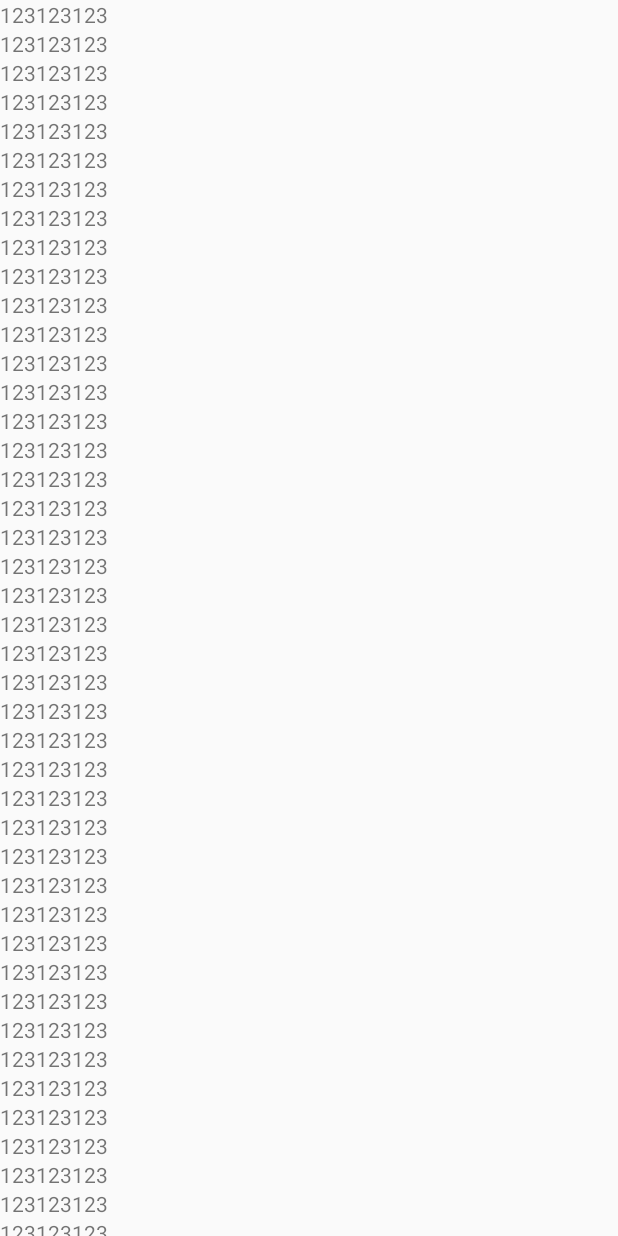
After one commit to babyjava/Xvc, an Android app: the Test screen opened directly, with no data from a screen before it, on a phone screen of 412 x 824 dp. The commit adds this screen. Run offline under Robolectric (Android 15) with nearby library versions, the phone set to English and light mode, and no system bars.

Commit message:
just start

```diff
--- a/Xvc/app/build.gradle
+++ b/Xvc/app/build.gradle
@@ -24,4 +24,5 @@ dependencies {
     testCompile 'junit:junit:4.12'
     compile 'com.android.support:appcompat-v7:23.1.1'
     compile 'com.android.support:design:23.1.1'
+    compile 'com.android.support:support-v4:23.1.1'
 }
--- /dev/null
+++ b/Xvc/app/src/main/java/codelala/xvc/Test.java
@@ -0,0 +1,61 @@
+package codelala.xvc;
+
+
+import android.content.Context;
+import android.os.Bundle;
+import android.support.v4.app.FragmentActivity;
+import android.support.v7.widget.LinearLayoutManager;
+import android.support.v7.widget.RecyclerView;
+import android.view.LayoutInflater;
+import android.view.View;
+import android.view.ViewGroup;
+import android.widget.TextView;
+
+public class Test extends FragmentActivity {
+
+    private String[][] mMusicList;
+
+    @Override
+    protected void onCreate(Bundle savedInstanceState) {
+        super.onCreate(savedInstanceState);
+        setContentView(R.layout.test);
+        RecyclerView t = (RecyclerView) findViewById(R.id.test_recyclerview);
+        t.setLayoutManager(new LinearLayoutManager(this));
+        t.setAdapter(new MyAdapter());
+    }
+
+    private final class MyAdapter extends RecyclerView.Adapter<MyAdapter.MyViewHolder>{
+
+        public class MyViewHolder extends RecyclerView.ViewHolder {
+
+            TextView title, artist, album;
+
+            public MyViewHolder(View itemView) {
+                super(itemView);
+                title = (TextView) itemView.findViewById(R.id.musiclist_title);
+                artist = (TextView) itemView.findViewById(R.id.musiclist_artist);
+                album = (TextView) itemView.findViewById(R.id.musiclist_album);
+            }
+        }
+
+        @Override
+        public MyViewHolder onCreateViewHolder(ViewGroup parent, int viewType) {
+            LayoutInflater l = (LayoutInflater) parent.getContext().getSystemService(Context.LAYOUT_INFLATER_SERVICE);
+            return new MyViewHolder(l.inflate(R.layout.item_musiclist, null));
+        }
+
+        @Override
+        public void onBindViewHolder(MyViewHolder holder, int position) {
+            holder.title.setText("123");
+            holder.artist.setText("123");
+            holder.album.setText("123");
+        }
+
+        @Override
+        public int getItemCount() {
+            return mMusicList == null?100:mMusicList.length;
+        }
+    }
+
+
+}
--- a/Xvc/app/src/main/java/music/MusicController.java
+++ b/Xvc/app/src/main/java/music/MusicController.java
@@ -148,7 +148,7 @@ public class MusicController {
         if (mMusicInfoReady == null && obj != null) {
             mMusicInfoReady = (CallBack.MusicInfoReady) obj;
         }
-        if (mMusicInfoReady != null && mMusicList != null) {
+        if (mMusicInfoReady != null/* && mMusicList != null*/) {
             mMusicInfoReady.musicInfoReady(mMusicList);
         }
     }
--- a/Xvc/app/src/main/res/layout/activity_main.xml
+++ b/Xvc/app/src/main/res/layout/activity_main.xml
@@ -5,8 +5,8 @@
     android:layout_height="match_parent"
     android:fitsSystemWindows="true"
     tools:context="codelala.xvc.MainActivity">
-    <FrameLayout
-        android:id="@+id/play_content"
+    <android.support.v4.view.ViewPager
+        android:id="@+id/play_viewpager"
         android:layout_above="@+id/play_info"
         android:layout_width="match_parent"
         android:layout_height="match_parent"/>
--- /dev/null
+++ b/Xvc/app/src/main/res/layout/item_musiclist.xml
@@ -0,0 +1,19 @@
+<?xml version="1.0" encoding="utf-8"?>
+<LinearLayout xmlns:android="http://schemas.android.com/apk/res/android"
+    android:layout_width="match_parent"
+    android:layout_height="wrap_content"
+    android:orientation="horizontal">
+    <TextView
+        android:id="@+id/musiclist_title"
+        android:layout_width="wrap_content"
+        android:layout_height="wrap_content" />
+    <TextView
+        android:id="@+id/musiclist_artist"
+        android:layout_width="wrap_content"
+        android:layout_height="wrap_content" />
+    <TextView
+        android:id="@+id/musiclist_album"
+        android:layout_width="wrap_content"
+        android:layout_height="wrap_content" />
+
+</LinearLayout>
--- /dev/null
+++ b/Xvc/app/src/main/res/layout/test.xml
@@ -0,0 +1,12 @@
+<?xml version="1.0" encoding="utf-8"?>
+<RelativeLayout xmlns:android="http://schemas.android.com/apk/res/android"
+    xmlns:tools="http://schemas.android.com/tools"
+    android:layout_width="match_parent"
+    android:layout_height="match_parent"
+    android:fitsSystemWindows="true"
+    tools:context="codelala.xvc.MainActivity">
+    <android.support.v7.widget.RecyclerView
+        android:id="@+id/test_recyclerview"
+        android:layout_width="match_parent"
+        android:layout_height="match_parent"/>
+</RelativeLayout>
--- a/Xvc/app/src/main/res/values/strings.xml
+++ b/Xvc/app/src/main/res/values/strings.xml
@@ -1,4 +1,7 @@
 <resources>
     <string name="app_name">Xvc</string>
     <string name="action_settings">Settings</string>
+
+    <!-- TODO: Remove or change this placeholder text -->
+    <string name="hello_blank_fragment">Hello blank fragment</string>
 </resources>
```
Also changed, not shown: Xvc/app/src/main/AndroidManifest.xml (+11 -0 lines), Xvc/app/src/main/java/codelala/xvc/MainActivity.java (+50 -12 lines), Xvc/app/src/main/java/fragment/MusicListFragment.java (added, +78 -0 lines), Xvc/app/src/main/java/fragment/MusicLyricFragment.java (added, +72 -0 lines), Xvc/app/src/main/res/layout/fragment_music_list.xml (added, +12 -0 lines).
